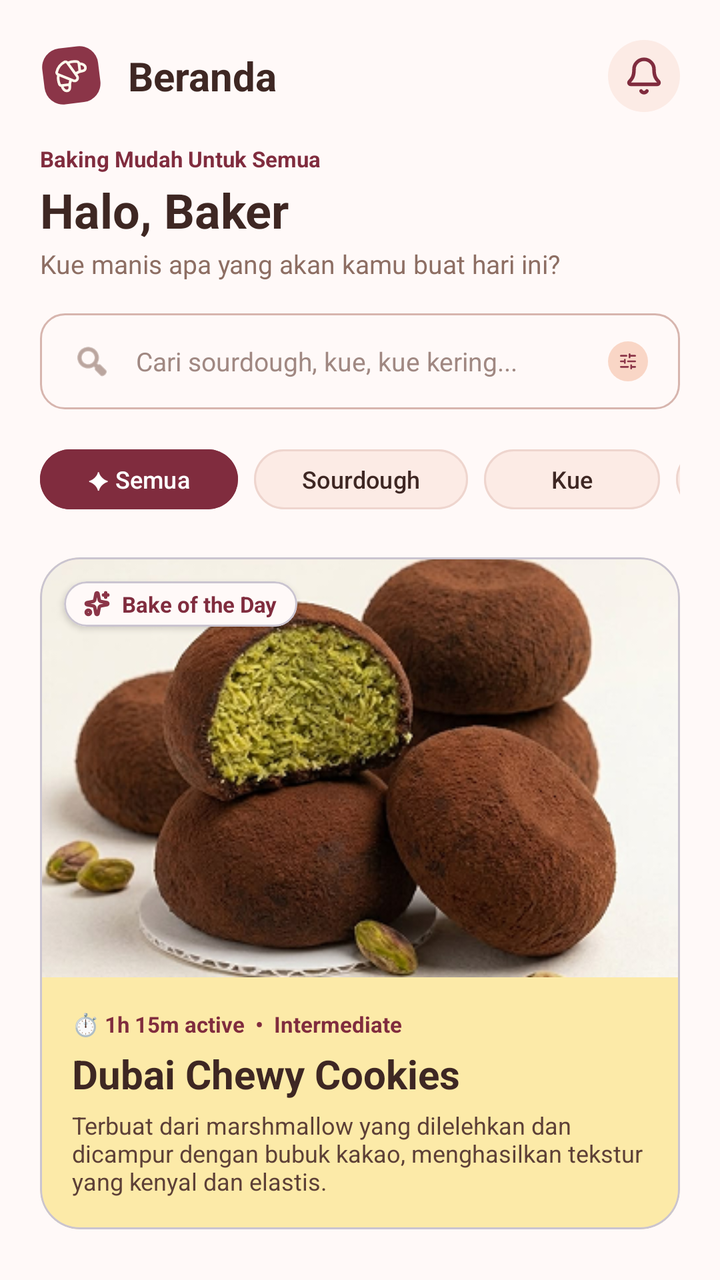
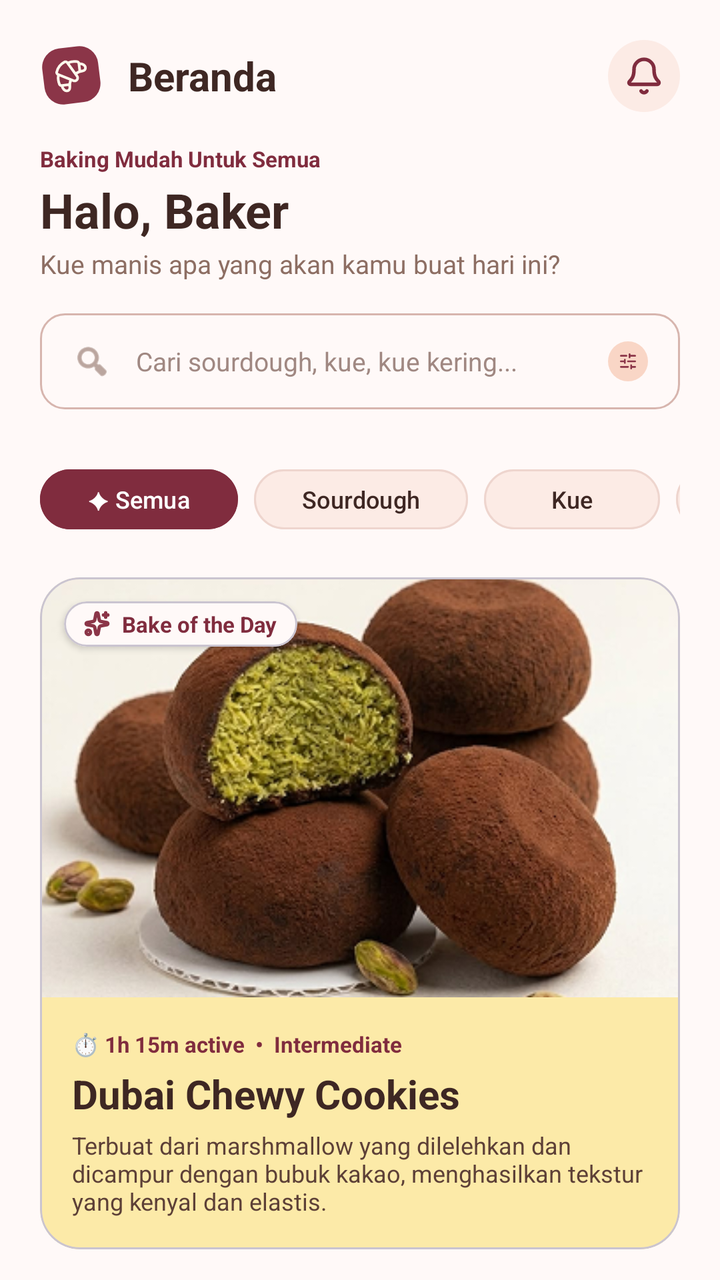

Two renders of the same Android screen: before a commit and after it. Below are the layout's source before the change and the commit's diff.
<!-- AndroidManifest.xml: application theme Theme.Bakerys -->
<!-- res/layout/fragment_beranda.xml -->
<?xml version="1.0" encoding="utf-8"?>
<androidx.core.widget.NestedScrollView
    xmlns:android="http://schemas.android.com/apk/res/android"
    xmlns:app="http://schemas.android.com/apk/res-auto"
    xmlns:tools="http://schemas.android.com/tools"
    android:layout_width="match_parent"
    android:layout_height="match_parent"
    android:background="#FFF9F8"
    android:fillViewport="true">

    <LinearLayout
        android:layout_width="match_parent"
        android:layout_height="wrap_content"
        android:orientation="vertical"
        android:padding="20dp"
        android:paddingBottom="40dp">

        
        <LinearLayout
            android:layout_width="match_parent"
            android:layout_height="wrap_content"
            android:gravity="center_vertical"
            android:orientation="horizontal"
            android:layout_marginBottom="16dp">

            <ImageView
                android:layout_width="32dp"
                android:layout_height="32dp"
                android:src="@drawable/bakery_mark"
                android:contentDescription="Logo" />

            <TextView
                android:layout_width="0dp"
                android:layout_height="wrap_content"
                android:layout_weight="1"
                android:layout_marginStart="12dp"
                android:text="Beranda"
                android:textColor="#3E2723"
                android:textSize="20sp"
                android:textStyle="bold" />

            <ImageView
                android:id="@+id/btnNotifikasi"
                android:layout_width="36dp"
                android:layout_height="36dp"
                android:background="@drawable/bg_circle_peach"
                android:padding="8dp"
                android:src="@drawable/ic_bell"
                app:tint="#802C3E"
                android:contentDescription="Notifikasi" />
        </LinearLayout>

        
        <TextView
            android:layout_width="wrap_content"
            android:layout_height="wrap_content"
            android:text="Baking Mudah Untuk Semua"
            android:textColor="#802C3E"
            android:textSize="11sp"
            android:textStyle="bold" />

        <TextView
            android:layout_width="wrap_content"
            android:layout_height="wrap_content"
            android:layout_marginTop="2dp"
            android:text="Halo, Baker"
            android:textColor="#3E2723"
            android:textSize="24sp"
            android:textStyle="bold" />

        <TextView
            android:layout_width="wrap_content"
            android:layout_height="wrap_content"
            android:layout_marginTop="2dp"
            android:layout_marginBottom="16dp"
            android:text="Kue manis apa yang akan kamu buat hari ini?"
            android:textColor="#8D6E63"
            android:textSize="13sp" />

        
        <LinearLayout
            android:layout_width="match_parent"
            android:layout_height="48dp"
            android:layout_marginBottom="16dp"
            android:background="@drawable/bg_input_field"
            android:gravity="center_vertical"
            android:orientation="horizontal"
            android:paddingHorizontal="16dp">

            <ImageView
                android:layout_width="20dp"
                android:layout_height="20dp"
                android:src="@android:drawable/ic_menu_search"
                app:tint="#8D6E63"
                android:contentDescription="Cari" />

            <EditText
                android:id="@+id/etSearch"
                android:layout_width="0dp"
                android:layout_height="match_parent"
                android:layout_weight="1"
                android:layout_marginStart="12dp"
                android:background="@null"
                android:hint="Cari sourdough, kue, kue kering..."
                android:textColorHint="#A08882"
                android:textColor="#3E2723"
                android:textSize="13sp"
                android:inputType="text"
                android:maxLines="1"
                android:imeOptions="actionSearch" />

            <ImageView
                android:id="@+id/btnFilterIcon"
                android:layout_width="20dp"
                android:layout_height="20dp"
                android:src="@drawable/search_filters"
                android:contentDescription="Filter" />
        </LinearLayout>

        
        <HorizontalScrollView
            android:layout_width="match_parent"
            android:layout_height="wrap_content"
            android:layout_marginBottom="20dp"
            android:scrollbars="none">

            <LinearLayout
                android:layout_width="wrap_content"
                android:layout_height="wrap_content"
                android:orientation="horizontal">

                
                <com.google.android.material.button.MaterialButton
                    android:id="@+id/btnKategoriSemua"
                    android:layout_width="wrap_content"
                    android:layout_height="38dp"
                    android:layout_marginEnd="8dp"
                    android:backgroundTint="#802C3E"
                    android:text="✦ Semua"
                    android:textAllCaps="false"
                    android:textColor="#FFFFFF"
                    android:textSize="12sp"
                    app:cornerRadius="18dp" />

                
                <com.google.android.material.button.MaterialButton
                    android:id="@+id/btnKategoriSourdough"
                    android:layout_width="wrap_content"
                    android:layout_height="38dp"
                    android:layout_marginEnd="8dp"
                    android:backgroundTint="#FCEBE5"
                    android:text="Sourdough"
                    android:textAllCaps="false"
                    android:textColor="#3E2723"
                    android:textSize="12sp"
                    app:cornerRadius="18dp"
                    app:strokeColor="#EED5CE"
                    app:strokeWidth="1dp" />

                
                <com.google.android.material.button.MaterialButton
                    android:id="@+id/btnKategoriKue"
                    android:layout_width="wrap_content"
                    android:layout_height="38dp"
                    android:layout_marginEnd="8dp"
                    android:backgroundTint="#FCEBE5"
                    android:text="Kue"
                    android:textAllCaps="false"
                    android:textColor="#3E2723"
                    android:textSize="12sp"
                    app:cornerRadius="18dp"
                    app:strokeColor="#EED5CE"
                    app:strokeWidth="1dp" />

                
                <com.google.android.material.button.MaterialButton
                    android:id="@+id/btnKategoriKueKering"
                    android:layout_width="wrap_content"
                    android:layout_height="38dp"
                    android:backgroundTint="#FCEBE5"
                    android:text="Kue Kering"
                    android:textAllCaps="false"
                    android:textColor="#3E2723"
                    android:textSize="12sp"
                    app:cornerRadius="18dp"
                    app:strokeColor="#EED5CE"
                    app:strokeWidth="1dp" />
            </LinearLayout>
        </HorizontalScrollView>

        
        <com.google.android.material.card.MaterialCardView
            android:id="@+id/cardBakeOfTheDay"
            android:layout_width="match_parent"
            android:layout_height="wrap_content"
            android:layout_marginBottom="24dp"
            app:cardBackgroundColor="#FCEAA8"
            app:cardCornerRadius="20dp"
            app:cardElevation="0dp">

            <LinearLayout
                android:layout_width="match_parent"
                android:layout_height="wrap_content"
                android:orientation="vertical">

                <FrameLayout
                    android:layout_width="match_parent"
                    android:layout_height="210dp">

                    <ImageView
                        android:layout_width="match_parent"
                        android:layout_height="match_parent"
                        android:scaleType="centerCrop"
                        android:src="@drawable/dubai"
                        android:contentDescription="Bake of the day" />

                    
                    <View
                        android:id="@+id/viewShimmerCard"
                        android:layout_width="70dp"
                        android:layout_height="280dp"
                        android:layout_gravity="center_vertical"
                        android:alpha="0.35"
                        android:background="#FFFFFF"
                        android:rotation="20"
                        android:translationX="-200dp" />

                    
                    <com.google.android.material.card.MaterialCardView
                        android:layout_width="wrap_content"
                        android:layout_height="wrap_content"
                        android:layout_margin="12dp"
                        app:cardBackgroundColor="#FFF9F8"
                        app:cardCornerRadius="12dp"
                        app:cardElevation="2dp">

                        <TextView
                            android:layout_width="wrap_content"
                            android:layout_height="wrap_content"
                            android:paddingHorizontal="10dp"
                            android:paddingVertical="4dp"
                            android:text="Bake of the Day"
                            android:textColor="#802C3E"
                            android:textSize="11sp"
                            android:textStyle="bold"
                            android:drawableStart="@drawable/sparkles"
                            android:drawablePadding="6dp"
                            android:gravity="center_vertical"/>
                    </com.google.android.material.card.MaterialCardView>
                </FrameLayout>

                <LinearLayout
                    android:layout_width="match_parent"
                    android:layout_height="wrap_content"
                    android:orientation="vertical"
                    android:padding="16dp">

                    <TextView
                        android:layout_width="wrap_content"
                        android:layout_height="wrap_content"
                        android:text="⏱️ 1h 15m active  •  Intermediate"
                        android:textColor="#802C3E"
                        android:textSize="11sp"
                        android:textStyle="bold" />

                    <TextView
                        android:layout_width="match_parent"
                        android:layout_height="wrap_content"
                        android:layout_marginTop="4dp"
                        android:text="Dubai Chewy Cookies"
                        android:textColor="#3E2723"
                        android:textSize="20sp"
                        android:textStyle="bold" />

                    <TextView
                        android:layout_width="match_parent"
                        android:layout_height="wrap_content"
                        android:layout_marginTop="4dp"
                        android:text="Terbuat dari marshmallow yang dilelehkan dan dicampur dengan bubuk kakao, menghasilkan tekstur yang kenyal dan elastis."
                        android:textColor="#5D4037"
                        android:textSize="12sp" />
                </LinearLayout>
            </LinearLayout>
        </com.google.android.material.card.MaterialCardView>

        
        <androidx.recyclerview.widget.RecyclerView
            android:id="@+id/rvKueTren"
            android:layout_width="match_parent"
            android:layout_height="wrap_content"
            android:nestedScrollingEnabled="false"
            android:layoutAnimation="@anim/layout_animation_fall_down"
            app:layoutManager="androidx.recyclerview.widget.GridLayoutManager"
            app:spanCount="2"
            tools:listitem="@layout/item_resipe_card"
            tools:itemCount="4"/>

        
        <LinearLayout
            android:layout_width="match_parent"
            android:layout_height="wrap_content"
            android:gravity="center"
            android:orientation="horizontal"
            android:layout_marginTop="24dp"
            android:layout_marginBottom="32dp">

            <ImageView
                android:layout_width="16dp"
                android:layout_height="16dp"
                android:src="@drawable/bakery_mark"
                app:tint="#802C3E"
                android:contentDescription="Heart" />

            <TextView
                android:layout_width="wrap_content"
                android:layout_height="wrap_content"
                android:layout_marginStart="8dp"
                android:text="A little better, one bake at a time."
                android:textColor="#802C3E"
                android:textSize="13sp"
                android:textStyle="italic" />
        </LinearLayout>

    </LinearLayout>
</androidx.core.widget.NestedScrollView>
<!-- res/layout/item_resipe_card.xml (included above) -->
<?xml version="1.0" encoding="utf-8"?>
<com.google.android.material.card.MaterialCardView
    xmlns:android="http://schemas.android.com/apk/res/android"
    xmlns:app="http://schemas.android.com/apk/res-auto"
    android:layout_width="match_parent"
    android:layout_height="wrap_content"
    android:layout_margin="6dp"
    android:clickable="true"
    android:focusable="true"
    android:foreground="?attr/selectableItemBackground"
    app:cardCornerRadius="18dp"
    app:cardElevation="0dp"
    app:cardBackgroundColor="#FFF4E0"
    app:strokeWidth="0dp">

    <LinearLayout
        android:layout_width="match_parent"
        android:layout_height="wrap_content"
        android:orientation="vertical">

        
        <FrameLayout
            android:layout_width="match_parent"
            android:layout_height="140dp">

            
            <ImageView
                android:id="@+id/imgKue"
                android:layout_width="match_parent"
                android:layout_height="match_parent"
                android:scaleType="centerCrop"
                android:src="@drawable/no_bake_pumpkin_cheesecake_bars" />

            
            <com.google.android.material.card.MaterialCardView
                android:layout_width="30dp"
                android:layout_height="30dp"
                android:layout_gravity="top|end"
                android:layout_margin="8dp"
                app:cardBackgroundColor="#FFFFFF"
                app:cardCornerRadius="15dp"
                app:cardElevation="2dp"
                app:strokeWidth="0dp">

                <ImageView
                    android:id="@+id/btnFavorite"
                    android:layout_width="16dp"
                    android:layout_height="16dp"
                    android:layout_gravity="center"
                    android:src="@drawable/ic_heart_filled"
                    app:tint="#8C7A6B" />
            </com.google.android.material.card.MaterialCardView>

        </FrameLayout>

        
        <LinearLayout
            android:layout_width="match_parent"
            android:layout_height="wrap_content"
            android:orientation="vertical"
            android:padding="12dp">

            <TextView
                android:id="@+id/tvWaktuLevel"
                android:layout_width="wrap_content"
                android:layout_height="wrap_content"
                android:text="Medium • 2h 00m"
                android:textColor="#8C7A6B"
                android:textSize="10sp" />

            <TextView
                android:id="@+id/tvJudulKue"
                android:layout_width="wrap_content"
                android:layout_height="wrap_content"
                android:layout_marginTop="4dp"
                android:text="Cheesecake Bars"
                android:textColor="#2B1810"
                android:textSize="14sp"
                android:textStyle="bold" />

        </LinearLayout>
    </LinearLayout>
</com.google.android.material.card.MaterialCardView>
<!-- resources referenced by this layout -->
<resources>
  <!-- drawable bg_circle_peach (drawable) -->
  <?xml version="1.0" encoding="utf-8"?>
  <shape xmlns:android="http://schemas.android.com/apk/res/android"
      android:shape="oval">
      <solid android:color="#FCEBE5" />
  </shape>
  <!-- drawable bg_input_field (drawable) -->
  <?xml version="1.0" encoding="utf-8"?>
  <shape xmlns:android="http://schemas.android.com/apk/res/android"
      android:shape="rectangle">
      <solid android:color="#FFF9F8" />
      <corners android:radius="12dp" />
      <stroke
          android:width="1dp"
          android:color="#D7B5AE" />
  </shape>
  <!-- drawable ic_bell (drawable) -->
  <vector xmlns:android="http://schemas.android.com/apk/res/android"
      android:width="19dp"
      android:height="19dp"
      android:viewportWidth="19"
      android:viewportHeight="19">
    <path
        android:pathData="M8.128,16.626C8.267,16.866 8.467,17.066 8.707,17.205C8.948,17.344 9.221,17.417 9.499,17.417C9.777,17.417 10.05,17.344 10.291,17.205C10.531,17.066 10.731,16.866 10.87,16.626M2.582,12.133C2.478,12.247 2.41,12.388 2.385,12.539C2.361,12.691 2.38,12.846 2.442,12.986C2.504,13.127 2.606,13.246 2.734,13.33C2.863,13.414 3.013,13.459 3.166,13.459H15.833C15.986,13.459 16.137,13.414 16.265,13.33C16.394,13.247 16.495,13.128 16.557,12.987C16.619,12.847 16.639,12.692 16.615,12.54C16.59,12.389 16.522,12.248 16.419,12.134C15.366,11.049 14.25,9.895 14.25,6.333C14.25,5.073 13.749,3.865 12.858,2.974C11.968,2.083 10.759,1.583 9.5,1.583C8.24,1.583 7.032,2.083 6.141,2.974C5.25,3.865 4.749,5.073 4.749,6.333C4.749,9.895 3.632,11.049 2.582,12.133Z"
        android:strokeWidth="1.7"
        android:fillColor="#00000000"
        android:strokeColor="#4C2A2B"
        android:strokeLineCap="round"/>
  </vector>
  <!-- drawable ic_heart_filled (drawable) -->
  <vector xmlns:android="http://schemas.android.com/apk/res/android"
      android:width="19dp"
      android:height="19dp"
      android:viewportWidth="19"
      android:viewportHeight="19">
    <path
        android:pathData="M5.542,2.375C3.356,2.375 1.583,4.129 1.583,6.294C1.583,8.041 2.276,12.188 9.095,16.38C9.217,16.454 9.357,16.493 9.5,16.493C9.643,16.493 9.783,16.454 9.905,16.38C16.725,12.188 17.417,8.041 17.417,6.294C17.417,4.129 15.644,2.375 13.458,2.375C11.273,2.375 9.5,4.75 9.5,4.75C9.5,4.75 7.727,2.375 5.542,2.375Z"
        android:strokeLineJoin="round"
        android:strokeWidth="2"
        android:fillColor="#F50B0B"
        android:strokeColor="#F50B0B"
        android:strokeLineCap="round"/>
  </vector>
  <!-- drawable search_filters (drawable) -->
  <vector xmlns:android="http://schemas.android.com/apk/res/android"
      android:width="38dp"
      android:height="38dp"
      android:viewportWidth="38"
      android:viewportHeight="38">
    <path
        android:pathData="M19,0L19,0A19,19 0,0 1,38 19L38,19A19,19 0,0 1,19 38L19,38A19,19 0,0 1,0 19L0,19A19,19 0,0 1,19 0z"
        android:fillColor="#F9D6C6"/>
    <path
        android:pathData="M17.5,13.75H12.25M19,24.25H12.25M20.5,12.25V13.75M20.5,13.75V15.25M20.5,13.75H25.75M22,22.75V24.25M22,24.25V25.75M22,24.25H25.75M25.75,19H19M16,17.5V19M16,19V20.5M16,19H12.25"
        android:strokeWidth="1.7"
        android:fillColor="#00000000"
        android:strokeColor="#8B3548"
        android:strokeLineCap="round"/>
  </vector>
  <style name="Theme.Bakerys" parent="Base.Theme.Bakerys" />
  <style name="Base.Theme.Bakerys" parent="Theme.Material3.DayNight.NoActionBar">
          
          
  
          
          <item name="android:statusBarColor">@android:color/transparent</item>
          <item name="android:navigationBarColor">@android:color/transparent</item>
          <item name="android:windowLightStatusBar">true</item>
      </style>
  <!-- unchanged entries left out for length: 4 -->
</resources>

<!-- the commit's change to res/layout/fragment_beranda.xml (unified diff, before → after) -->
@@ -79,15 +79,19 @@
 
         
         <LinearLayout
+            android:id="@+id/layoutSearchBar"
             android:layout_width="match_parent"
             android:layout_height="48dp"
             android:layout_marginBottom="16dp"
             android:background="@drawable/bg_input_field"
             android:gravity="center_vertical"
             android:orientation="horizontal"
+            android:clickable="true"
+            android:focusable="true"
             android:paddingHorizontal="16dp">
 
             <ImageView
+                android:id="@+id/ivSearchIcon"
                 android:layout_width="20dp"
                 android:layout_height="20dp"
                 android:src="@android:drawable/ic_menu_search"
@@ -107,7 +111,9 @@
                 android:textSize="13sp"
                 android:inputType="text"
                 android:maxLines="1"
-                android:imeOptions="actionSearch" />
+                android:imeOptions="actionSearch"
+                android:focusable="true"
+                android:focusableInTouchMode="true" />
 
             <ImageView
                 android:id="@+id/btnFilterIcon"
@@ -121,12 +127,18 @@
         <HorizontalScrollView
             android:layout_width="match_parent"
             android:layout_height="wrap_content"
-            android:layout_marginBottom="20dp"
+            android:layout_marginBottom="16dp"
+            android:clipChildren="false"
+            android:clipToPadding="false"
+            android:paddingTop="10dp"
+            android:paddingBottom="4dp"
             android:scrollbars="none">
 
             <LinearLayout
                 android:layout_width="wrap_content"
                 android:layout_height="wrap_content"
+                android:clipChildren="false"
+                android:clipToPadding="false"
                 android:orientation="horizontal">
 
                 
